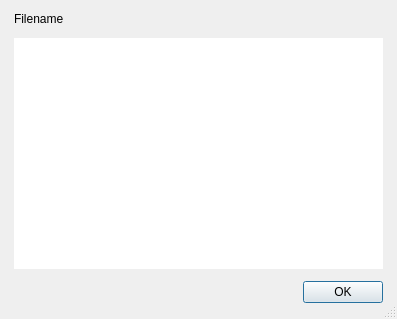
Before: the Qt Designer form musecbox/dialogs/score_info_dialog.ui in Zen-Master-SoSo/musecbox, drawn with Qt 5.
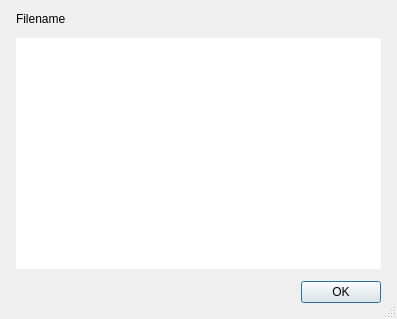
After: the same form once the commit is applied.

```diff
--- a/musecbox/dialogs/score_info_dialog.ui
+++ b/musecbox/dialogs/score_info_dialog.ui
@@ -21,13 +21,13 @@
     <number>12</number>
    </property>
    <property name="leftMargin">
-    <number>14</number>
+    <number>16</number>
    </property>
    <property name="topMargin">
     <number>12</number>
    </property>
    <property name="rightMargin">
-    <number>14</number>
+    <number>16</number>
    </property>
    <property name="bottomMargin">
     <number>16</number>
```
